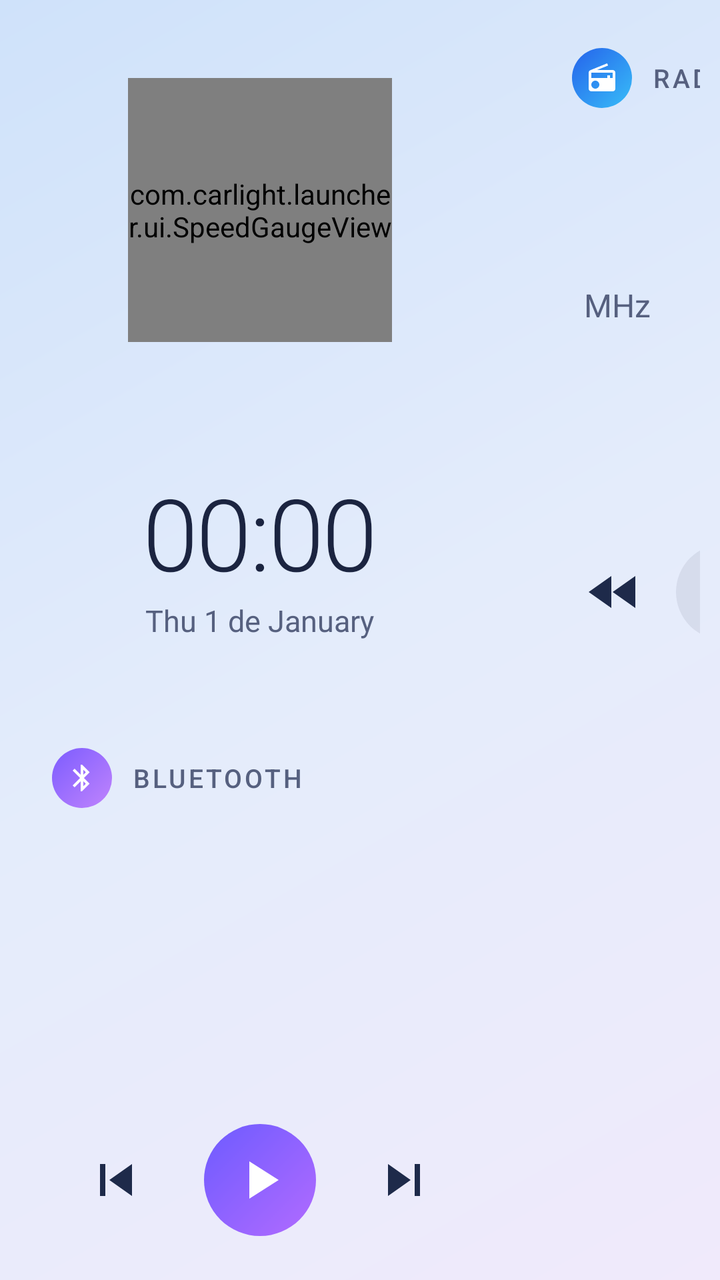
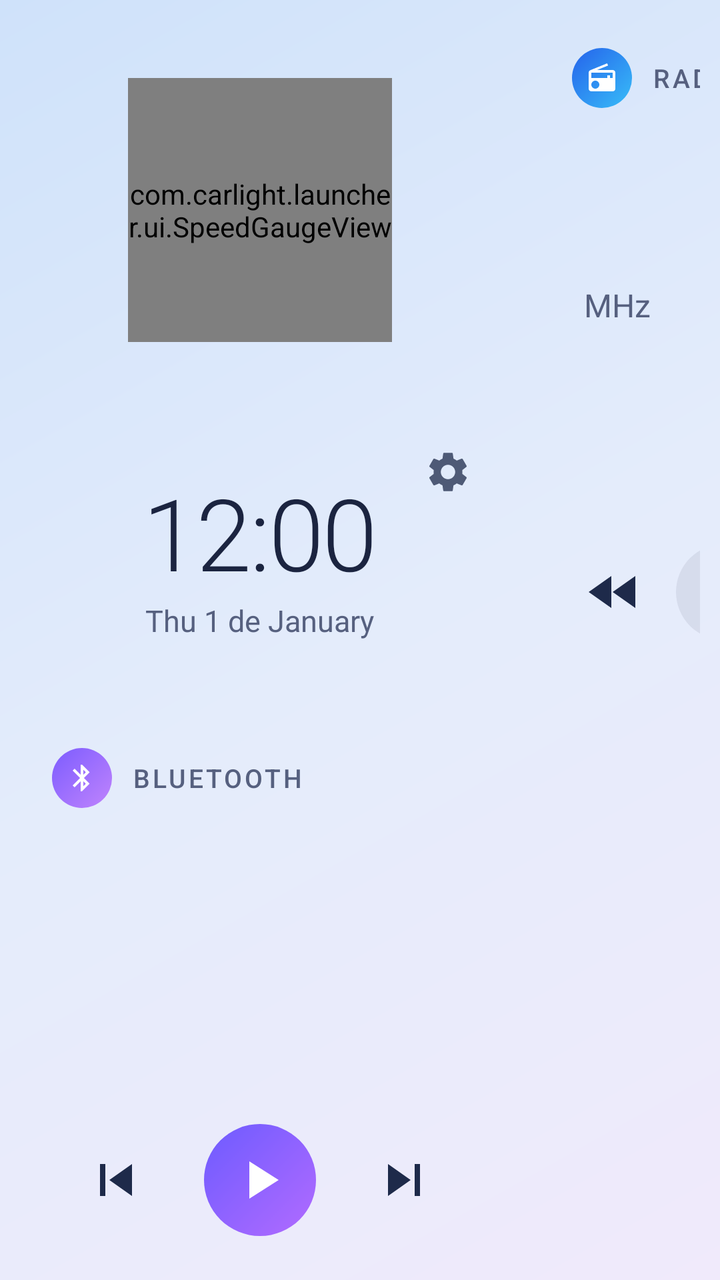

Compare the two renders of this Android layout. The source of the first and the diff that turns it into the second are given below.
<!-- AndroidManifest.xml: application theme Theme.CarLight -->
<!-- res/layout/activity_home.xml -->
<?xml version="1.0" encoding="utf-8"?>
<FrameLayout xmlns:android="http://schemas.android.com/apk/res/android"
    android:layout_width="match_parent"
    android:layout_height="match_parent"
    android:fitsSystemWindows="true">

    <LinearLayout
        android:layout_width="match_parent"
        android:layout_height="match_parent"
        android:orientation="horizontal"
        android:padding="@dimen/gap">

        
        <LinearLayout
            android:layout_width="@dimen/side_column"
            android:layout_height="match_parent"
            android:orientation="vertical">

            
            <FrameLayout
                android:id="@+id/cardSpeed"
                android:layout_width="match_parent"
                android:layout_height="0dp"
                android:layout_weight="0.95">

                <com.carlight.launcher.ui.SpeedGaugeView
                    android:id="@+id/speedGauge"
                    android:layout_width="132dp"
                    android:layout_height="132dp"
                    android:layout_gravity="center" />
            </FrameLayout>

            
            <LinearLayout
                android:id="@+id/cardClock"
                android:layout_width="match_parent"
                android:layout_height="0dp"
                android:layout_marginTop="@dimen/gap"
                android:layout_weight="0.7"
                android:gravity="center"
                android:orientation="vertical">

                <TextClock
                    android:layout_width="wrap_content"
                    android:layout_height="wrap_content"
                    android:fontFamily="sans-serif-light"
                    android:format12Hour="HH:mm"
                    android:format24Hour="HH:mm"
                    android:includeFontPadding="false"
                    android:letterSpacing="-0.02"
                    android:textColor="@color/text_primary"
                    android:textSize="50sp" />

                <TextClock
                    android:layout_width="wrap_content"
                    android:layout_height="wrap_content"
                    android:layout_marginTop="2dp"
                    android:format12Hour="EEE d 'de' MMMM"
                    android:format24Hour="EEE d 'de' MMMM"
                    android:textColor="@color/text_secondary"
                    android:textSize="15sp" />
            </LinearLayout>

            
            <LinearLayout
                android:id="@+id/cardBt"
                android:layout_width="match_parent"
                android:layout_height="0dp"
                android:layout_marginTop="@dimen/gap"
                android:layout_weight="1.35"
                android:clickable="true"
                android:focusable="true"
                android:orientation="vertical"
                android:paddingTop="14dp">

                <LinearLayout
                    android:layout_width="match_parent"
                    android:layout_height="wrap_content"
                    android:layout_marginHorizontal="16dp"
                    android:gravity="center_vertical"
                    android:orientation="horizontal">

                    <ImageView
                        style="@style/SourceChip"
                        android:background="@drawable/bg_circle_music"
                        android:src="@drawable/ic_bluetooth" />

                    <TextView
                        style="@style/SourceLabel"
                        android:text="@string/bt_label" />

                    <TextView
                        android:id="@+id/btDemo"
                        style="@style/DemoBadge" />
                </LinearLayout>

                <Space
                    android:layout_width="match_parent"
                    android:layout_height="0dp"
                    android:layout_weight="1" />

                <TextView
                    android:id="@+id/btTitle"
                    style="@style/MediaTitle"
                    android:layout_marginHorizontal="16dp" />

                <TextView
                    android:id="@+id/btArtist"
                    style="@style/MediaSubtitle"
                    android:layout_marginHorizontal="16dp" />

                <Space
                    android:layout_width="match_parent"
                    android:layout_height="0dp"
                    android:layout_weight="1" />

                <LinearLayout
                    android:id="@+id/btControls"
                    style="@style/ControlRow">

                    <ImageButton
                        android:id="@+id/btPrev"
                        style="@style/CtrlButton"
                        android:contentDescription="@string/cd_prev"
                        android:src="@drawable/ic_prev" />

                    <ImageButton
                        android:id="@+id/btPlay"
                        style="@style/PlayButton"
                        android:contentDescription="@string/cd_play_pause"
                        android:src="@drawable/ic_play" />

                    <ImageButton
                        android:id="@+id/btNext"
                        style="@style/CtrlButton"
                        android:contentDescription="@string/cd_next"
                        android:src="@drawable/ic_next" />
                </LinearLayout>
            </LinearLayout>
        </LinearLayout>

        
        <FrameLayout
            android:id="@+id/cardMap"
            android:layout_width="0dp"
            android:layout_height="match_parent"
            android:layout_marginHorizontal="@dimen/gap"
            android:layout_weight="1"
            android:foreground="@drawable/bg_map_frame">

            
            <FrameLayout
                android:id="@+id/mapHole"
                android:layout_width="match_parent"
                android:layout_height="match_parent">

                <TextView
                    android:id="@+id/mapPlaceholder"
                    android:layout_width="wrap_content"
                    android:layout_height="wrap_content"
                    android:layout_gravity="center"
                    android:drawableTop="@drawable/ic_navigation_big"
                    android:drawablePadding="12dp"
                    android:gravity="center"
                    android:text="@string/nav_missing"
                    android:textColor="@color/text_secondary"
                    android:textSize="16sp"
                    android:visibility="gone" />
            </FrameLayout>

            
            <LinearLayout
                android:id="@+id/mapButtons"
                android:layout_width="wrap_content"
                android:layout_height="wrap_content"
                android:layout_gravity="top|end"
                android:layout_margin="10dp"
                android:orientation="vertical">

                <ImageButton
                    android:id="@+id/mapFullscreen"
                    style="@style/MapFab"
                    android:contentDescription="@string/cd_map_fullscreen"
                    android:src="@drawable/ic_fullscreen" />

                <ImageButton
                    android:id="@+id/mapReload"
                    style="@style/MapFab"
                    android:layout_marginTop="8dp"
                    android:contentDescription="@string/cd_map_reload"
                    android:src="@drawable/ic_refresh" />
            </LinearLayout>
        </FrameLayout>

        
        <LinearLayout
            android:layout_width="@dimen/side_column"
            android:layout_height="match_parent"
            android:orientation="vertical">

            
            <LinearLayout
                android:id="@+id/cardRadio"
                android:layout_width="match_parent"
                android:layout_height="0dp"
                android:layout_weight="1.15"
                android:clickable="true"
                android:focusable="true"
                android:orientation="vertical"
                android:paddingTop="14dp">

                <LinearLayout
                    android:layout_width="match_parent"
                    android:layout_height="wrap_content"
                    android:layout_marginHorizontal="16dp"
                    android:gravity="center_vertical"
                    android:orientation="horizontal">

                    <ImageView
                        style="@style/SourceChip"
                        android:background="@drawable/bg_circle_radio"
                        android:src="@drawable/ic_radio" />

                    <TextView
                        style="@style/SourceLabel"
                        android:text="@string/radio_label" />

                    <TextView
                        android:id="@+id/radioDemo"
                        style="@style/DemoBadge" />
                </LinearLayout>

                <Space
                    android:layout_width="match_parent"
                    android:layout_height="0dp"
                    android:layout_weight="1" />

                <LinearLayout
                    android:layout_width="wrap_content"
                    android:layout_height="wrap_content"
                    android:layout_marginHorizontal="16dp"
                    android:baselineAligned="true"
                    android:orientation="horizontal">

                    <TextView
                        android:id="@+id/radioFreq"
                        android:layout_width="wrap_content"
                        android:layout_height="wrap_content"
                        android:fontFamily="sans-serif-light"
                        android:includeFontPadding="false"
                        android:textColor="@color/text_primary"
                        android:textSize="44sp" />

                    <TextView
                        android:id="@+id/radioUnit"
                        android:layout_width="wrap_content"
                        android:layout_height="wrap_content"
                        android:layout_marginStart="6dp"
                        android:text="@string/radio_unit"
                        android:textColor="@color/text_secondary"
                        android:textSize="16sp" />
                </LinearLayout>

                <TextView
                    android:id="@+id/radioSub"
                    style="@style/MediaSubtitle"
                    android:layout_marginHorizontal="16dp" />

                <Space
                    android:layout_width="match_parent"
                    android:layout_height="0dp"
                    android:layout_weight="1" />

                <LinearLayout
                    android:id="@+id/radioControls"
                    style="@style/ControlRow">

                    <ImageButton
                        android:id="@+id/radioSeekDown"
                        style="@style/CtrlButton"
                        android:contentDescription="@string/cd_seek_down"
                        android:src="@drawable/ic_seek_down" />

                    <ImageButton
                        android:id="@+id/radioPrev"
                        style="@style/CtrlButtonTonal"
                        android:contentDescription="@string/cd_prev"
                        android:src="@drawable/ic_prev" />

                    <ImageButton
                        android:id="@+id/radioNext"
                        style="@style/CtrlButtonTonal"
                        android:contentDescription="@string/cd_next"
                        android:src="@drawable/ic_next" />

                    <ImageButton
                        android:id="@+id/radioSeekUp"
                        style="@style/CtrlButton"
                        android:contentDescription="@string/cd_seek_up"
                        android:src="@drawable/ic_seek_up" />
                </LinearLayout>
            </LinearLayout>

            
            <LinearLayout
                android:id="@+id/dock"
                android:layout_width="match_parent"
                android:layout_height="0dp"
                android:layout_marginTop="@dimen/gap"
                android:layout_weight="1"
                android:orientation="vertical"
                android:padding="6dp" />
        </LinearLayout>
    </LinearLayout>

    
    <LinearLayout
        android:id="@+id/drawer"
        android:layout_width="match_parent"
        android:layout_height="match_parent"
        android:background="@color/drawer_scrim"
        android:clickable="true"
        android:focusable="true"
        android:orientation="vertical"
        android:paddingHorizontal="20dp"
        android:paddingTop="12dp"
        android:visibility="gone">

        <LinearLayout
            android:layout_width="match_parent"
            android:layout_height="56dp"
            android:gravity="center_vertical"
            android:orientation="horizontal">

            <TextView
                android:id="@+id/drawerTitle"
                android:layout_width="0dp"
                android:layout_height="wrap_content"
                android:layout_weight="1"
                android:textColor="@color/text_primary"
                android:textSize="24sp"
                android:textStyle="bold" />

            <ImageButton
                android:id="@+id/themeToggle"
                android:layout_width="56dp"
                android:layout_height="56dp"
                android:background="?android:attr/selectableItemBackgroundBorderless"
                android:contentDescription="@string/cd_theme"
                android:src="@drawable/ic_theme_auto" />

            <ImageButton
                android:id="@+id/drawerClose"
                android:layout_width="56dp"
                android:layout_height="56dp"
                android:background="?android:attr/selectableItemBackgroundBorderless"
                android:contentDescription="@string/cd_close"
                android:src="@drawable/ic_close" />
        </LinearLayout>

        <GridView
            android:id="@+id/drawerGrid"
            android:layout_width="match_parent"
            android:layout_height="match_parent"
            android:clipToPadding="false"
            android:columnWidth="118dp"
            android:numColumns="auto_fit"
            android:paddingBottom="12dp"
            android:scrollbars="none"
            android:stretchMode="columnWidth"
            android:verticalSpacing="10dp" />
    </LinearLayout>
</FrameLayout>
<!-- resources referenced by this layout -->
<resources>
  <color name="drawer_scrim">#F2EAF1FC</color>
  <color name="text_primary">#FF1B2440</color>
  <color name="text_secondary">#FF56607F</color>
  <dimen name="gap">10dp</dimen>
  <dimen name="side_column">240dp</dimen>
  <!-- drawable bg_circle_music (drawable) -->
  <?xml version="1.0" encoding="utf-8"?>
  <shape xmlns:android="http://schemas.android.com/apk/res/android" android:shape="oval">
      <gradient android:angle="315" android:startColor="#FF7C5CFF" android:endColor="#FFC084FC" />
  </shape>
  <!-- drawable bg_circle_radio (drawable) -->
  <?xml version="1.0" encoding="utf-8"?>
  <shape xmlns:android="http://schemas.android.com/apk/res/android" android:shape="oval">
      <gradient android:angle="315" android:startColor="#FF2563EB" android:endColor="#FF38BDF8" />
  </shape>
  <!-- drawable ic_theme_auto (drawable) -->
  <?xml version="1.0" encoding="utf-8"?>
  <vector xmlns:android="http://schemas.android.com/apk/res/android"
      android:width="26dp" android:height="26dp" android:viewportWidth="24" android:viewportHeight="24">
      <path android:fillColor="@color/icon_primary" android:pathData="M10.85,12.65h2.3L12,9l-1.15,3.65zM20,8.69V4h-4.69L12,0.69 8.69,4H4v4.69L0.69,12 4,15.31V20h4.69L12,23.31 15.31,20H20v-4.69L23.31,12 20,8.69zM14.3,16l-0.7,-2h-3.2l-0.7,2H7.8L11,7h2l3.2,9h-1.9z" />
  </vector>
  <string name="bt_label">Bluetooth</string>
  <string name="cd_close">Cerrar</string>
  <string name="cd_map_fullscreen">Mapa a pantalla completa</string>
  <string name="cd_map_reload">Recargar mapa</string>
  <string name="cd_next">Siguiente</string>
  <string name="cd_play_pause">Reproducir o pausar</string>
  <string name="cd_prev">Anterior</string>
  <string name="cd_seek_down">Buscar hacia abajo</string>
  <string name="cd_seek_up">Buscar hacia arriba</string>
  <string name="cd_theme">Cambiar tema</string>
  <string name="nav_missing">Organic Maps\nno instalado</string>
  <string name="radio_label">Radio FM</string>
  <string name="radio_unit">MHz</string>
  <style name="MapFab">
          <item name="android:layout_width">48dp</item>
          <item name="android:layout_height">48dp</item>
          <item name="android:background">@drawable/bg_map_fab</item>
          <item name="android:scaleType">center</item>
      </style>
  <dimen name="card_radius">24dp</dimen>
  <color name="glass_stroke">#B3FFFFFF</color>
  <color name="icon_primary">#FF1E2A4A</color>
  <!-- drawable bg_badge (drawable) -->
  <?xml version="1.0" encoding="utf-8"?>
  <shape xmlns:android="http://schemas.android.com/apk/res/android">
      <corners android:radius="8dp" />
      <solid android:color="@color/badge_bg" />
  </shape>
  <string name="demo">DEMO</string>
  <color name="navbar">#FFE3ECFA</color>
  <color name="accent">#FF7C5CFF</color>
  <color name="tonal_bg">#141B2440</color>
  <color name="badge_bg">#1A1B2440</color>
  <color name="fab_bg">#EBFFFFFF</color>
  <color name="fab_stroke">#331B2440</color>
  <color name="wp_start">#FFCFE2FA</color>
  <color name="wp_center">#FFE4ECFB</color>
  <color name="wp_end">#FFF0EAFB</color>
  <!-- unchanged entries left out for length: 26 -->
</resources>

<!-- the commit's change to res/layout/activity_home.xml (unified diff, before → after) -->
@@ -31,35 +31,53 @@
             </FrameLayout>
 
             
-            <LinearLayout
+            <FrameLayout
                 android:id="@+id/cardClock"
                 android:layout_width="match_parent"
                 android:layout_height="0dp"
                 android:layout_marginTop="@dimen/gap"
-                android:layout_weight="0.7"
-                android:gravity="center"
-                android:orientation="vertical">
-
-                <TextClock
-                    android:layout_width="wrap_content"
-                    android:layout_height="wrap_content"
-                    android:fontFamily="sans-serif-light"
-                    android:format12Hour="HH:mm"
-                    android:format24Hour="HH:mm"
-                    android:includeFontPadding="false"
-                    android:letterSpacing="-0.02"
-                    android:textColor="@color/text_primary"
-                    android:textSize="50sp" />
-
-                <TextClock
-                    android:layout_width="wrap_content"
-                    android:layout_height="wrap_content"
-                    android:layout_marginTop="2dp"
-                    android:format12Hour="EEE d 'de' MMMM"
-                    android:format24Hour="EEE d 'de' MMMM"
-                    android:textColor="@color/text_secondary"
-                    android:textSize="15sp" />
-            </LinearLayout>
+                android:layout_weight="0.7">
+
+                <LinearLayout
+                    android:layout_width="match_parent"
+                    android:layout_height="match_parent"
+                    android:gravity="center"
+                    android:orientation="vertical">
+
+                    <TextClock
+                        android:id="@+id/clockTime"
+                        android:layout_width="wrap_content"
+                        android:layout_height="wrap_content"
+                        android:fontFamily="sans-serif-light"
+                        android:format12Hour="h:mm"
+                        android:format24Hour="HH:mm"
+                        android:includeFontPadding="false"
+                        android:letterSpacing="-0.02"
+                        android:textColor="@color/text_primary"
+                        android:textSize="50sp" />
+
+                    <TextClock
+                        android:id="@+id/clockDate"
+                        android:layout_width="wrap_content"
+                        android:layout_height="wrap_content"
+                        android:layout_marginTop="2dp"
+                        android:format12Hour="EEE d 'de' MMMM"
+                        android:format24Hour="EEE d 'de' MMMM"
+                        android:textColor="@color/text_secondary"
+                        android:textSize="15sp" />
+                </LinearLayout>
+
+                <ImageButton
+                    android:id="@+id/openSettings"
+                    android:layout_width="44dp"
+                    android:layout_height="44dp"
+                    android:layout_gravity="top|end"
+                    android:layout_margin="4dp"
+                    android:alpha="0.75"
+                    android:background="?android:attr/selectableItemBackgroundBorderless"
+                    android:contentDescription="@string/settings_title"
+                    android:src="@drawable/ic_settings" />
+            </FrameLayout>
 
             
             <LinearLayout
@@ -342,12 +360,12 @@
                 android:textStyle="bold" />
 
             <ImageButton
-                android:id="@+id/themeToggle"
+                android:id="@+id/drawerSettings"
                 android:layout_width="56dp"
                 android:layout_height="56dp"
                 android:background="?android:attr/selectableItemBackgroundBorderless"
-                android:contentDescription="@string/cd_theme"
-                android:src="@drawable/ic_theme_auto" />
+                android:contentDescription="@string/settings_title"
+                android:src="@drawable/ic_settings" />
 
             <ImageButton
                 android:id="@+id/drawerClose"
<!-- resource entries referenced after the edit -->
@@ -15,11 +15,11 @@
   <shape xmlns:android="http://schemas.android.com/apk/res/android" android:shape="oval">
       <gradient android:angle="315" android:startColor="#FF2563EB" android:endColor="#FF38BDF8" />
   </shape>
-  <!-- drawable ic_theme_auto (drawable) -->
+  <!-- drawable ic_settings (drawable) -->
   <?xml version="1.0" encoding="utf-8"?>
   <vector xmlns:android="http://schemas.android.com/apk/res/android"
-      android:width="26dp" android:height="26dp" android:viewportWidth="24" android:viewportHeight="24">
-      <path android:fillColor="@color/icon_primary" android:pathData="M10.85,12.65h2.3L12,9l-1.15,3.65zM20,8.69V4h-4.69L12,0.69 8.69,4H4v4.69L0.69,12 4,15.31V20h4.69L12,23.31 15.31,20H20v-4.69L23.31,12 20,8.69zM14.3,16l-0.7,-2h-3.2l-0.7,2H7.8L11,7h2l3.2,9h-1.9z" />
+      android:width="24dp" android:height="24dp" android:viewportWidth="24" android:viewportHeight="24">
+      <path android:fillColor="@color/icon_primary" android:pathData="M19.14,12.94c0.04,-0.3 0.06,-0.61 0.06,-0.94c0,-0.32 -0.02,-0.64 -0.07,-0.94l2.03,-1.58c0.18,-0.14 0.23,-0.41 0.12,-0.61l-1.92,-3.32c-0.12,-0.22 -0.37,-0.29 -0.59,-0.22l-2.39,0.96c-0.5,-0.38 -1.03,-0.7 -1.62,-0.94L14.4,2.81c-0.04,-0.24 -0.24,-0.41 -0.48,-0.41h-3.84c-0.24,0 -0.43,0.17 -0.47,0.41L9.25,5.35C8.66,5.59 8.12,5.92 7.63,6.29L5.24,5.33c-0.22,-0.08 -0.47,0 -0.59,0.22L2.74,8.87C2.62,9.08 2.66,9.34 2.86,9.48l2.03,1.58C4.84,11.36 4.8,11.69 4.8,12s0.02,0.64 0.07,0.94l-2.03,1.58c-0.18,0.14 -0.23,0.41 -0.12,0.61l1.92,3.32c0.12,0.22 0.37,0.29 0.59,0.22l2.39,-0.96c0.5,0.38 1.03,0.7 1.62,0.94l0.36,2.54c0.05,0.24 0.24,0.41 0.48,0.41h3.84c0.24,0 0.44,-0.17 0.47,-0.41l0.36,-2.54c0.59,-0.24 1.13,-0.56 1.62,-0.94l2.39,0.96c0.22,0.08 0.47,0 0.59,-0.22l1.92,-3.32c0.12,-0.22 0.07,-0.47 -0.12,-0.61L19.14,12.94zM12,15.6c-1.98,0 -3.6,-1.62 -3.6,-3.6s1.62,-3.6 3.6,-3.6s3.6,1.62 3.6,3.6S13.98,15.6 12,15.6z" />
   </vector>
   <string name="bt_label">Bluetooth</string>
   <string name="cd_close">Cerrar</string>
@@ -30,10 +30,10 @@
   <string name="cd_prev">Anterior</string>
   <string name="cd_seek_down">Buscar hacia abajo</string>
   <string name="cd_seek_up">Buscar hacia arriba</string>
-  <string name="cd_theme">Cambiar tema</string>
   <string name="nav_missing">Organic Maps\nno instalado</string>
   <string name="radio_label">Radio FM</string>
   <string name="radio_unit">MHz</string>
+  <string name="settings_title">Ajustes</string>
   <style name="MapFab">
           <item name="android:layout_width">48dp</item>
           <item name="android:layout_height">48dp</item>
